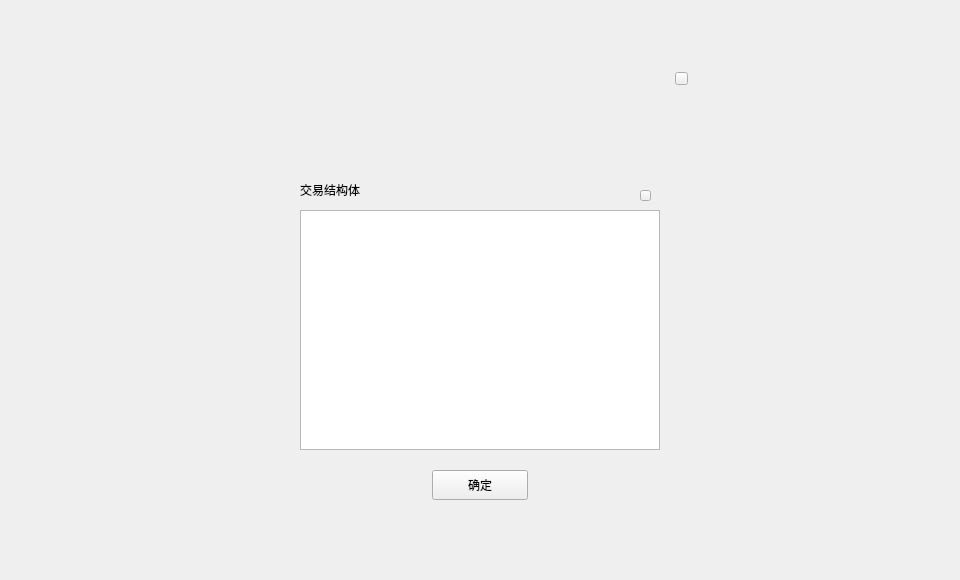
First picture: the form in LNKWallet/dialog/TransactionResultDialog.ui, repository HcashOrg/hx-indicator, before the edit.
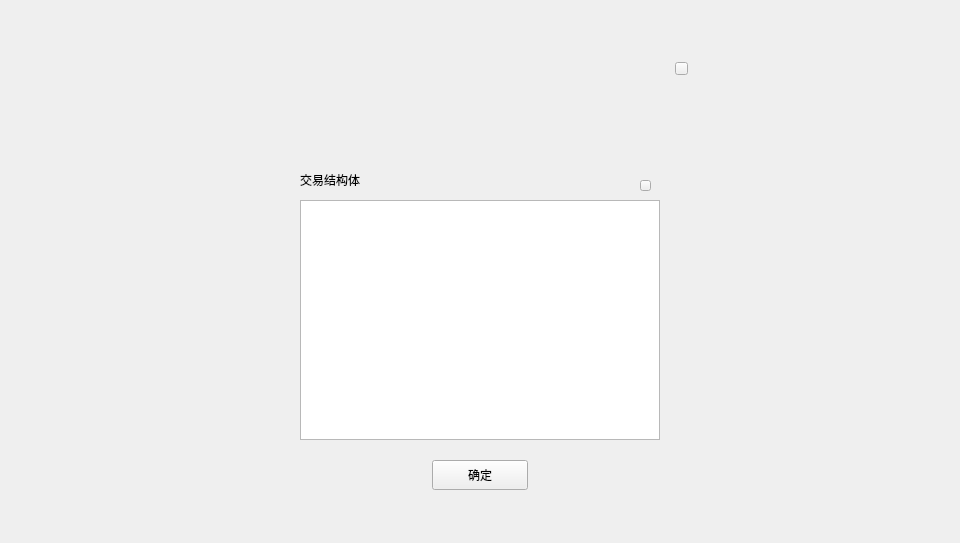
Second picture: the form after the edit.

Patch:
```diff
--- a/LNKWallet/dialog/TransactionResultDialog.ui
+++ b/LNKWallet/dialog/TransactionResultDialog.ui
@@ -7,7 +7,7 @@
     <x>0</x>
     <y>0</y>
     <width>960</width>
-    <height>580</height>
+    <height>543</height>
    </rect>
   </property>
   <property name="windowTitle">
@@ -19,14 +19,14 @@
      <x>0</x>
      <y>0</y>
      <width>960</width>
-     <height>580</height>
+     <height>543</height>
     </rect>
    </property>
    <widget class="QWidget" name="containerWidget" native="true">
     <property name="geometry">
      <rect>
       <x>260</x>
-      <y>60</y>
+      <y>50</y>
       <width>440</width>
       <height>460</height>
      </rect>
```
